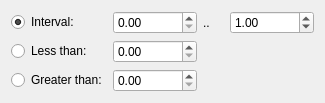
The window that src/corelibs/U2Designer/src/ui/EditFloatMarkerWidget.ui (violethaze74/ugene) describes before a commit, drawn with Qt 5.
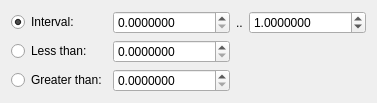
The same window after the commit.

Commit message: UGENE-1080 is fixed

Diff of the .ui file:
```diff
--- a/src/corelibs/U2Designer/src/ui/EditFloatMarkerWidget.ui
+++ b/src/corelibs/U2Designer/src/ui/EditFloatMarkerWidget.ui
@@ -28,6 +28,9 @@
     <layout class="QHBoxLayout" name="horizontalLayout">
      <item>
       <widget class="QDoubleSpinBox" name="intMinBox">
+       <property name="decimals">
+        <number>7</number>
+       </property>
        <property name="maximum">
         <double>400000000.000000000000000</double>
        </property>
@@ -42,6 +45,9 @@
      </item>
      <item>
       <widget class="QDoubleSpinBox" name="intMaxBox">
+       <property name="decimals">
+        <number>7</number>
+       </property>
        <property name="maximum">
         <double>400000000.000000000000000</double>
        </property>
@@ -61,6 +67,9 @@
    </item>
    <item row="1" column="1">
     <widget class="QDoubleSpinBox" name="lessBox">
+     <property name="decimals">
+      <number>7</number>
+     </property>
      <property name="maximum">
       <double>400000000.000000000000000</double>
      </property>
@@ -88,6 +97,9 @@
    </item>
    <item row="2" column="1">
     <widget class="QDoubleSpinBox" name="greaterBox">
+     <property name="decimals">
+      <number>7</number>
+     </property>
      <property name="maximum">
       <double>400000000.000000000000000</double>
      </property>
```
